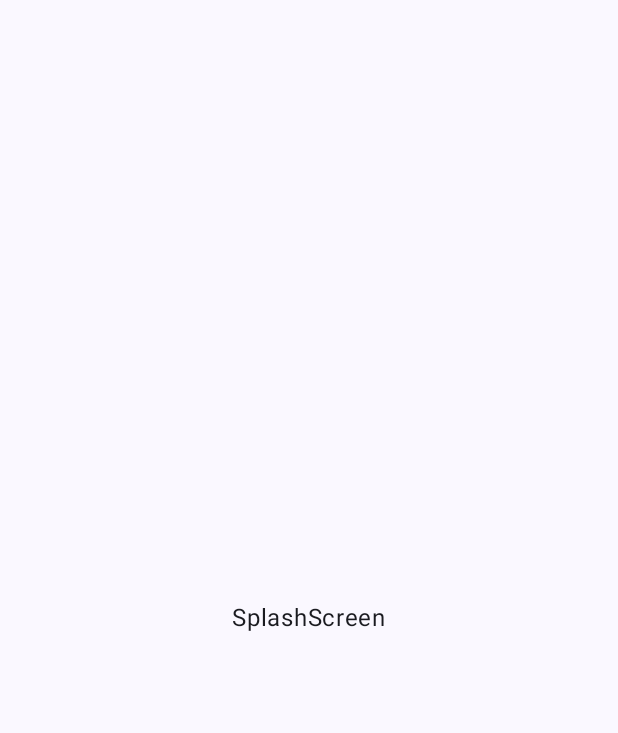
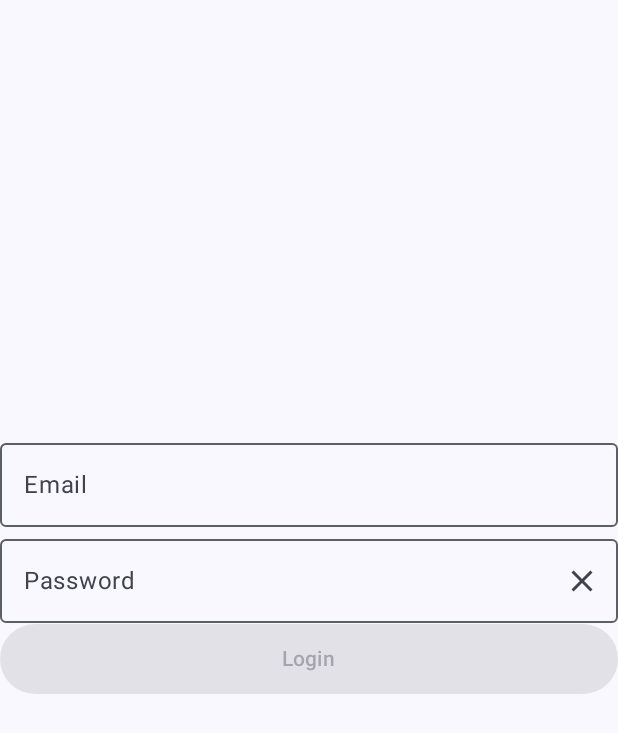
Before and after one commit to monkey-codes/hydroponics, an Android app built with Jetpack Compose: the screen it shows after launch (MainActivity), on a phone screen of 412 x 824 dp. Before the commit the part shown is almost empty. Shown: the top 733 px of the screen. Run offline under Robolectric (Android 15) with nearby library versions, the phone set to English and light mode, and no system bars; our stand-ins replace Dagger/Hilt's generated code.

Commit message:
Basic login working

```diff
--- a/android-app/app/build.gradle
+++ b/android-app/app/build.gradle
@@ -60,6 +60,7 @@ dependencies {
     implementation "com.google.dagger:hilt-android:2.44"
     kapt "com.google.dagger:hilt-compiler:2.44"
     implementation 'androidx.hilt:hilt-navigation-fragment:1.0.0'
+    implementation 'androidx.hilt:hilt-navigation-compose:1.0.0'
 
     // Coroutines
     implementation 'org.jetbrains.kotlinx:kotlinx-coroutines-core:1.6.4'
@@ -77,7 +78,8 @@ dependencies {
     implementation 'com.squareup.retrofit2:retrofit:2.9.0'
 
     // OkHttp
-    implementation("com.squareup.okhttp3:okhttp:5.0.0-alpha.2")
+    implementation "com.squareup.okhttp3:okhttp:5.0.0-alpha.2"
+    implementation 'com.squareup.okhttp3:logging-interceptor:3.9.0'
 
     // JSON Converter
     implementation 'com.squareup.retrofit2:converter-gson:2.9.0'
--- /dev/null
+++ b/android-app/app/src/main/java/codes/monkey/hydroponics/components/Inputs.kt
@@ -0,0 +1,118 @@
+package codes.monkey.hydroponics.components
+
+import androidx.compose.foundation.layout.fillMaxWidth
+import androidx.compose.foundation.text.KeyboardActions
+import androidx.compose.foundation.text.KeyboardOptions
+import androidx.compose.material.icons.Icons
+import androidx.compose.material.icons.filled.Close
+import androidx.compose.material3.*
+import androidx.compose.runtime.Composable
+import androidx.compose.runtime.MutableState
+import androidx.compose.ui.Modifier
+import androidx.compose.ui.text.input.ImeAction
+import androidx.compose.ui.text.input.KeyboardType
+import androidx.compose.ui.text.input.PasswordVisualTransformation
+import androidx.compose.ui.text.input.VisualTransformation
+
+@Composable
+fun EmailInput(
+    modifier: Modifier = Modifier,
+    emailState: MutableState<String>,
+    labelId: String = "Email",
+    enabled: Boolean = true,
+    imeAction: ImeAction = ImeAction.Next,
+    onAction: KeyboardActions = KeyboardActions.Default
+) {
+    InputField(
+        modifier = modifier,
+        valueState = emailState,
+        labelId = labelId,
+        enabled = enabled,
+        keyboardType = KeyboardType.Email,
+        imeAction = imeAction,
+        onAction = onAction
+    )
+
+
+}
+
+@OptIn(ExperimentalMaterial3Api::class)
+@Composable
+fun PasswordInput(
+    modifier: Modifier,
+    passwordState: MutableState<String>,
+    labelId: String = "Password",
+    enabled: Boolean = true,
+    passwordVisibility: MutableState<Boolean>,
+    imeAction: ImeAction = ImeAction.Done,
+    onAction: KeyboardActions = KeyboardActions.Default,
+) {
+
+    val visualTransformation = if (passwordVisibility.value) VisualTransformation.None else
+        PasswordVisualTransformation()
+    OutlinedTextField(
+        value = passwordState.value,
+        onValueChange = {
+            passwordState.value = it
+        },
+        label = { Text(text = labelId) },
+        singleLine = true,
+        textStyle = MaterialTheme.typography.labelMedium,
+        modifier = modifier
+            .fillMaxWidth(),
+        enabled = enabled,
+        keyboardOptions = KeyboardOptions(
+            keyboardType = KeyboardType.Password,
+            imeAction = imeAction
+        ),
+        visualTransformation = visualTransformation,
+        trailingIcon = { PasswordVisibility(passwordVisibility = passwordVisibility) },
+        keyboardActions = onAction
+    )
+
+}
+
+@Composable
+fun PasswordVisibility(passwordVisibility: MutableState<Boolean>) {
+    val visible = passwordVisibility.value
+    IconButton(
+        onClick = { passwordVisibility.value = !visible }) {
+        Icon(
+            Icons.Default.Close,
+            "show password"
+        )
+
+    }
+}
+
+@OptIn(ExperimentalMaterial3Api::class)
+@Composable
+fun InputField(
+    modifier: Modifier = Modifier,
+    valueState: MutableState<String>,
+    labelId: String,
+    enabled: Boolean = true,
+    isSingleLine: Boolean = true,
+    keyboardType: KeyboardType = KeyboardType.Text,
+    imeAction: ImeAction = ImeAction.Next,
+    onAction: KeyboardActions = KeyboardActions.Default,
+    visualTransformation: VisualTransformation = VisualTransformation.None
+) {
+
+    OutlinedTextField(
+        value = valueState.value,
+        onValueChange = { valueState.value = it },
+        label = { Text(text = labelId) },
+        singleLine = isSingleLine,
+        textStyle = MaterialTheme.typography.labelMedium,
+        modifier = modifier.fillMaxWidth(),
+        enabled = enabled,
+        keyboardOptions = KeyboardOptions(
+            keyboardType = keyboardType,
+            imeAction = imeAction
+        ),
+        keyboardActions = onAction,
+        visualTransformation = visualTransformation
+    )
+
+}
--- a/android-app/app/src/main/java/codes/monkey/hydroponics/di/AppModule.kt
+++ b/android-app/app/src/main/java/codes/monkey/hydroponics/di/AppModule.kt
@@ -1,11 +1,44 @@
 package codes.monkey.hydroponics.di
 
+import android.util.Log
+import codes.monkey.hydroponics.network.AuthAPI
+import codes.monkey.hydroponics.repository.AuthenticationRepository
 import dagger.Module
+import dagger.Provides
 import dagger.hilt.InstallIn
 import dagger.hilt.components.SingletonComponent
+import okhttp3.OkHttpClient
+import okhttp3.logging.HttpLoggingInterceptor
+import retrofit2.Retrofit
+import retrofit2.converter.gson.GsonConverterFactory
+import javax.inject.Singleton
+
 
 @Module
 @InstallIn(SingletonComponent::class)
 object AppModule {
 
+    @Singleton
+    @Provides
+    fun provideAuthenticationRepository(api: AuthAPI) = AuthenticationRepository(api)
+
+    @Singleton
+    @Provides
+    fun provideAuthAPI(): AuthAPI {
+        val logging = HttpLoggingInterceptor(object : HttpLoggingInterceptor.Logger {
+            override fun log(message: String) {
+                Log.i("LOGIN", message)
+            }
+        })
+        logging.level = HttpLoggingInterceptor.Level.BODY
+        val httpClient = OkHttpClient.Builder()
+        httpClient.addInterceptor(logging)
+
+        return Retrofit.Builder()
+            .baseUrl("https://cognito-idp.ap-southeast-2.amazonaws.com")
+            .addConverterFactory(GsonConverterFactory.create())
+            .client(httpClient.build())
+            .build()
+            .create(AuthAPI::class.java)
+    }
 }
--- /dev/null
+++ b/android-app/app/src/main/java/codes/monkey/hydroponics/repository/AuthenticationRepository.kt
@@ -0,0 +1,34 @@
+package codes.monkey.hydroponics.repository
+
+import codes.monkey.hydroponics.network.AuthAPI
+import codes.monkey.hydroponics.network.LoginRequest
+import codes.monkey.hydroponics.network.LoginResult
+import javax.inject.Inject
+data class Response<T>(
+    var result: T? = null,
+    var loading: Boolean = false,
+    var exception: Exception? = null
+)
+class AuthenticationRepository @Inject constructor(private val authApi: AuthAPI) {
+
+    private val loginResponse: Response<LoginResult> = Response()
+
+    suspend fun login(email: String, password: String): Response<LoginResult> {
+        try {
+            loginResponse.loading = true
+
+            loginResponse.result = authApi.login(LoginRequest(
+                authParameters = LoginRequest.AuthParameters(
+                    username = email,
+                    password = password
+                )
+            ))
+            loginResponse.loading = false
+        } catch (e: Exception) {
+            loginResponse.exception = e
+            loginResponse.loading = false
+        }
+        return loginResponse
+    }
+
+}
--- a/android-app/app/src/main/java/codes/monkey/hydroponics/screens/SplashScreen.kt
+++ b/android-app/app/src/main/java/codes/monkey/hydroponics/screens/SplashScreen.kt
@@ -1,10 +1,67 @@
 package codes.monkey.hydroponics.screens
 
+import android.view.animation.OvershootInterpolator
+import androidx.compose.animation.core.Animatable
+import androidx.compose.animation.core.tween
+import androidx.compose.foundation.BorderStroke
+import androidx.compose.foundation.layout.*
+import androidx.compose.foundation.shape.CircleShape
+import androidx.compose.material3.MaterialTheme
+import androidx.compose.material3.Surface
 import androidx.compose.material3.Text
 import androidx.compose.runtime.Composable
+import androidx.compose.runtime.LaunchedEffect
+import androidx.compose.runtime.remember
+import androidx.compose.ui.Alignment
+import androidx.compose.ui.Modifier
+import androidx.compose.ui.draw.scale
+import androidx.compose.ui.graphics.Color
+import androidx.compose.ui.platform.LocalContext
+import androidx.compose.ui.tooling.preview.Preview
+import androidx.compose.ui.unit.dp
 import androidx.navigation.NavHostController
+import codes.monkey.hydroponics.navigation.AppScreens
+import kotlinx.coroutines.delay
 
 @Composable
 fun SplashScreen(navController: NavHostController) {
-    Text(text = "SplashScreen")
+    val scale = remember {
+        Animatable(0f)
+    }
+    LaunchedEffect(key1 = true) {
+        scale.animateTo(0.9f, animationSpec = tween(
+            durationMillis = 800, easing = {
+                OvershootInterpolator(8f).getInterpolation(it)
+            }
+        ))
+        delay(2000L)
+        navController.navigate(AppScreens.LoginScreen.name)
+    }
+    Surface(
+        modifier = Modifier
+            .padding(15.dp)
+            .size(330.dp)
+            .scale(scale.value),
+        shape = CircleShape,
+        color = Color.White,
+        border = BorderStroke(
+            width = 2.dp,
+            color = Color.LightGray
+        )
+    ) {
+        Column(
+            modifier = Modifier.padding(1.dp),
+            horizontalAlignment = Alignment.CenterHorizontally,
+            verticalArrangement = Arrangement.Center
+        ) {
+//            ReaderLogo()
+            Spacer(modifier = Modifier.height(15.dp))
+            Text(
+                text = "Hydroponics App",
+                style = MaterialTheme.typography.headlineLarge,
+                color = MaterialTheme.colorScheme.primary
+            )
+
+        }
+    }
 }
--- a/android-app/app/src/main/java/codes/monkey/hydroponics/screens/home/HomeScreen.kt
+++ b/android-app/app/src/main/java/codes/monkey/hydroponics/screens/home/HomeScreen.kt
@@ -1,9 +1,10 @@
 package codes.monkey.hydroponics.screens.home
 
+import androidx.compose.material3.Text
 import androidx.compose.runtime.Composable
 import androidx.navigation.NavHostController
 
 @Composable
 fun HomeScreen(navController: NavHostController) {
-
+Text(text = "HomeScreen")
 }
--- a/android-app/app/src/main/java/codes/monkey/hydroponics/screens/login/LoginScreen.kt
+++ b/android-app/app/src/main/java/codes/monkey/hydroponics/screens/login/LoginScreen.kt
@@ -1,9 +1,108 @@
 package codes.monkey.hydroponics.screens.login
 
+import androidx.compose.foundation.background
+import androidx.compose.foundation.layout.*
+import androidx.compose.foundation.rememberScrollState
+import androidx.compose.foundation.shape.CircleShape
+import androidx.compose.foundation.text.KeyboardActions
+import androidx.compose.foundation.verticalScroll
+import androidx.compose.material3.*
 import androidx.compose.runtime.Composable
+import androidx.compose.runtime.mutableStateOf
+import androidx.compose.runtime.remember
+import androidx.compose.runtime.saveable.rememberSaveable
+import androidx.compose.ui.Alignment
+import androidx.compose.ui.ExperimentalComposeUiApi
+import androidx.compose.ui.Modifier
+import androidx.compose.ui.focus.FocusRequester
+import androidx.compose.ui.focus.focusRequester
+import androidx.compose.ui.platform.LocalSoftwareKeyboardController
+import androidx.compose.ui.tooling.preview.Preview
+import androidx.compose.ui.unit.dp
+import androidx.hilt.navigation.compose.hiltViewModel
 import androidx.navigation.NavHostController
+import codes.monkey.hydroponics.components.EmailInput
+import codes.monkey.hydroponics.components.PasswordInput
+import codes.monkey.hydroponics.navigation.AppScreens
 
 @Composable
-fun LoginScreen(navController: NavHostController) {
+fun LoginScreen(navController: NavHostController,
+                viewModel: LoginScreenViewModel = hiltViewModel()
+) {
+
+    Surface(modifier = Modifier.fillMaxSize()) {
+        Column(
+            horizontalAlignment = Alignment.CenterHorizontally,
+            verticalArrangement = Arrangement.Center
+        ) {
+            LoginForm(loading = viewModel.loading.value ?: false) { email, password ->
+                viewModel.login(email, password) {
+                    navController.navigate(AppScreens.HomeScreen.name)
+                }
+            }
+        }
+    }
+}
+
+@Preview
+@OptIn(ExperimentalComposeUiApi::class)
+@Composable
+fun LoginForm(
+    loading: Boolean = false,
+    onDone: (String, String) -> Unit = { _, _  ->}
+) {
+    val email = rememberSaveable() { mutableStateOf("") }
+    val password = rememberSaveable() { mutableStateOf("") }
+    val passwordVisibility = rememberSaveable() { mutableStateOf(false) }
+    val passwordFocusRequest = remember { FocusRequester() }
+    val keyboardController = LocalSoftwareKeyboardController.current
+    val valid = remember(email.value, password.value) {
+        email.value.isNotBlank() && password.value.isNotBlank()
+    }
+    val modifier = Modifier
+        .height(250.dp)
+        .background(MaterialTheme.colorScheme.background)
+        .verticalScroll(rememberScrollState())
+    Column(modifier = modifier, horizontalAlignment = Alignment.CenterHorizontally) {
+        EmailInput(
+            emailState = email,
+            enabled = !loading,
+            onAction = KeyboardActions {
+                passwordFocusRequest.requestFocus()
+            }
+        )
+        PasswordInput(
+            modifier = Modifier.focusRequester(passwordFocusRequest),
+            passwordState = password,
+            enabled = !loading,
+            passwordVisibility = passwordVisibility,
+            onAction = KeyboardActions {
+                if (!valid) return@KeyboardActions
+                keyboardController?.hide()
+            })
+        SubmitButton(textId = "Login", loading = loading, validInputs = valid) {
+            onDone(email.value.trim(), password.value.trim())
+        }
+
+    }
+}
+
+@Composable
+fun SubmitButton(textId: String,
+                 loading: Boolean,
+                 validInputs: Boolean,
+                 onClick: () -> Unit) {
+    Button(
+        onClick = onClick,
+        modifier = Modifier
+//            .padding(3.dp)
+            .fillMaxWidth(),
+        enabled = !loading && validInputs,
+        shape = CircleShape
+    ) {
+        if (loading) CircularProgressIndicator(modifier = Modifier.size(25.dp))
+        else Text(text = textId, modifier = Modifier.padding(5.dp))
+
+    }
 
 }
--- /dev/null
+++ b/android-app/app/src/main/java/codes/monkey/hydroponics/screens/login/LoginScreenViewModel.kt
@@ -0,0 +1,27 @@
+package codes.monkey.hydroponics.screens.login
+
+import androidx.lifecycle.LiveData
+import androidx.lifecycle.MutableLiveData
+import androidx.lifecycle.ViewModel
+import androidx.lifecycle.viewModelScope
+import codes.monkey.hydroponics.repository.AuthenticationRepository
+import dagger.hilt.android.lifecycle.HiltViewModel
+import kotlinx.coroutines.launch
+import javax.inject.Inject
+
+@HiltViewModel
+class LoginScreenViewModel @Inject constructor(
+    private val authenticationRepository: AuthenticationRepository
+) : ViewModel() {
+    private val _loading =  MutableLiveData(false)
+    val loading: LiveData<Boolean> = _loading
+
+    fun login(email: String, password: String,successCallback: () -> Unit = {}) = viewModelScope.launch {
+        _loading.value = true
+        val loginState = authenticationRepository.login(email, password)
+        _loading.value = false
+        if(loginState.result?.authenticationResult?.accessToken != null) {
+            successCallback()
+        }
+    }
+}
```
Also changed, not shown: android-app/app/src/main/java/codes/monkey/hydroponics/network/AuthAPI.kt (added, +54 -0 lines), 1 other file.
